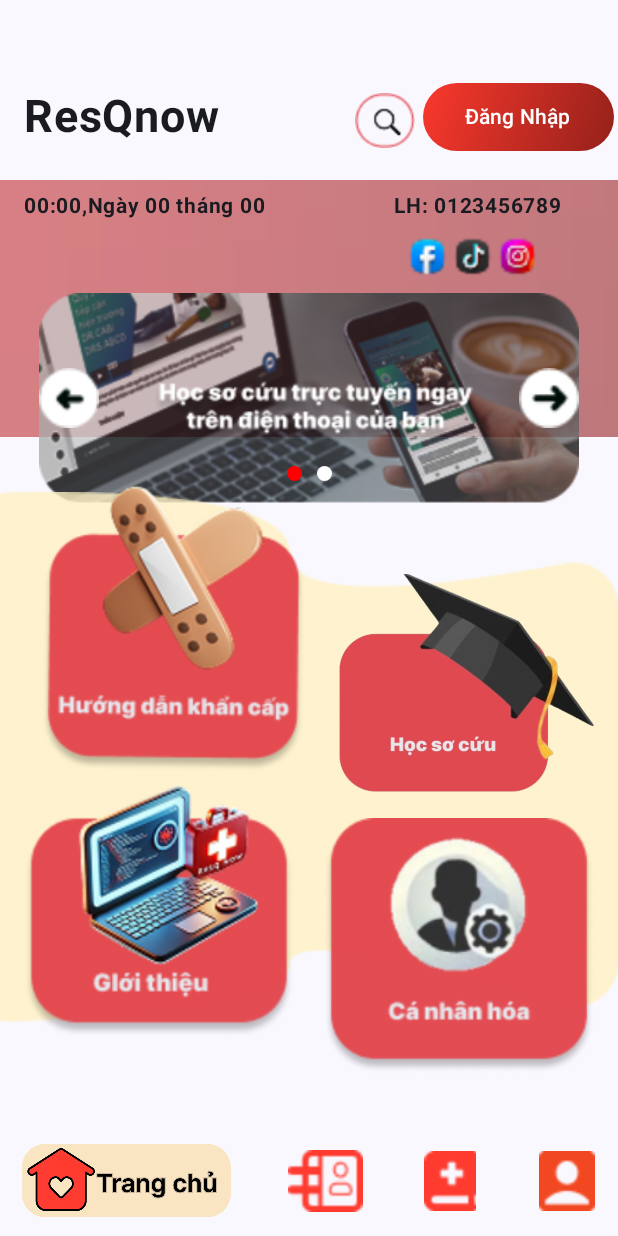
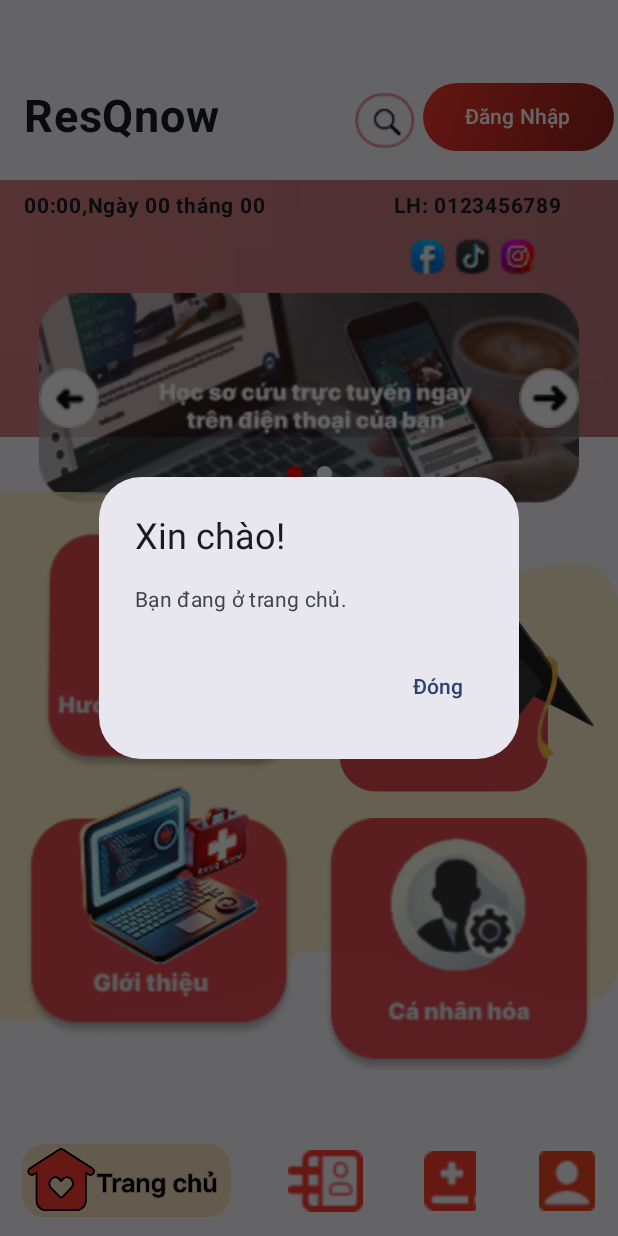
Before and after one commit to DangTDuy/Instant-Emergency-Assistance, an Android app built with Jetpack Compose: the composable HomePage1 shown on its own in the app's theme, after a tap on "Trang chủ", on a phone screen of 412 x 824 dp. Run offline under Robolectric (Android 15) with nearby library versions, the phone set to English and light mode, and no system bars.

Commit message:
update feature

```diff
--- a/AppResQnow/app/src/main/java/com/example/resqnow/Ui_Ux/theme/Homepage/HomeScreen1.kt
+++ b/AppResQnow/app/src/main/java/com/example/resqnow/Ui_Ux/theme/Homepage/HomeScreen1.kt
@@ -16,9 +16,11 @@ import androidx.compose.foundation.layout.size
 import androidx.compose.foundation.layout.width
 import androidx.compose.foundation.shape.CircleShape
 import androidx.compose.foundation.shape.RoundedCornerShape
+import androidx.compose.material3.AlertDialog
 import androidx.compose.material3.Button
 import androidx.compose.material3.ButtonDefaults
 import androidx.compose.material3.Text
+import androidx.compose.material3.TextButton
 import androidx.compose.runtime.Composable
 import androidx.compose.runtime.getValue
 import androidx.compose.runtime.mutableStateOf
@@ -305,14 +307,31 @@ fun HomePage1(navController: NavController) {
             horizontalArrangement = Arrangement.SpaceEvenly,
             verticalAlignment = Alignment.CenterVertically
         ) {
+            var showDialog by remember { mutableStateOf(false) }
+
             Image(
                 painter = painterResource(R.drawable.trangchu),
                 contentDescription = "Trang chủ",
                 contentScale = ContentScale.Fit,
                 modifier = Modifier
                     .size(140.dp)
-                    .clickable {}
+                    .clickable {
+                        showDialog = true
+                    }
             )
+
+            if (showDialog) {
+                AlertDialog(
+                    onDismissRequest = { showDialog = false },
+                    title = { Text("Xin chào!") },
+                    text = { Text("Bạn đang ở trang chủ.") },
+                    confirmButton = {
+                        TextButton(onClick = { showDialog = false }) {
+                            Text("Đóng")
+                        }
+                    }
+                )
+            }
             Spacer(modifier = Modifier.width(10.dp))
             Image(
                 painter = painterResource(R.drawable.a),
--- a/AppResQnow/app/src/main/java/com/example/resqnow/Ui_Ux/theme/IntroductionGuide/IntroGuideScreen.kt
+++ b/AppResQnow/app/src/main/java/com/example/resqnow/Ui_Ux/theme/IntroductionGuide/IntroGuideScreen.kt
@@ -172,7 +172,7 @@ fun IntroductionGuide(navController: NavController) {
                 contentScale = ContentScale.Fit,
                 modifier = Modifier
                     .size(140.dp)
-                    .clickable {}
+                    .clickable (onClick = {navController.navigate("HomeScreen1")})
             )
             Spacer(modifier = Modifier.width(10.dp))
             Image(
```
